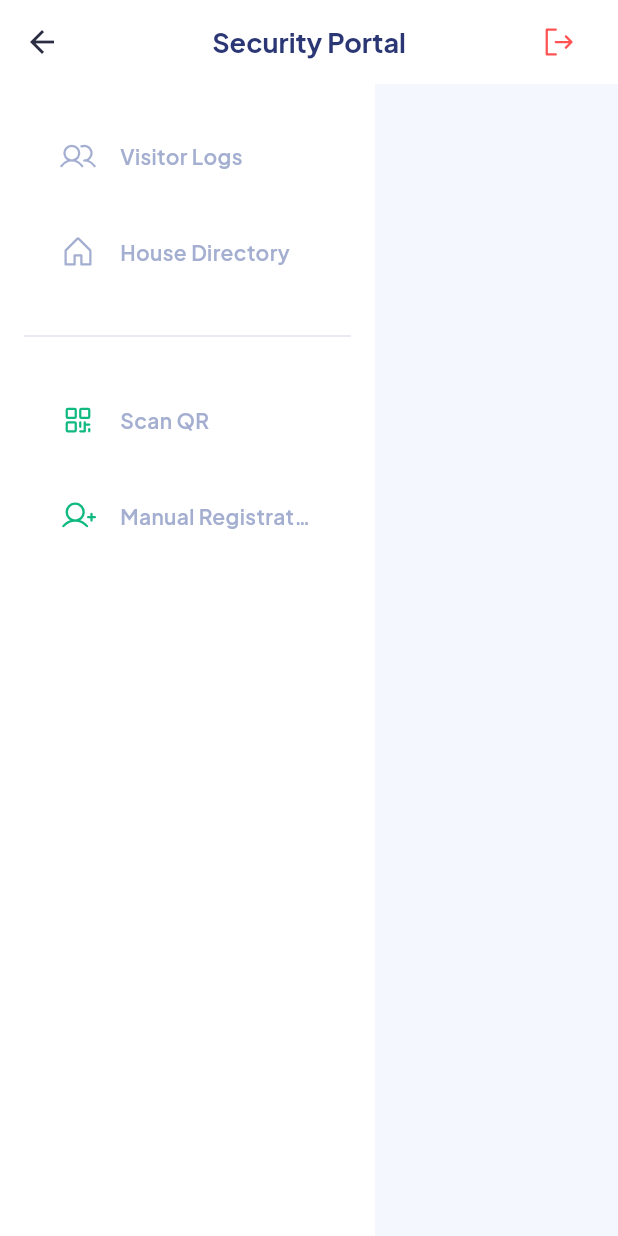
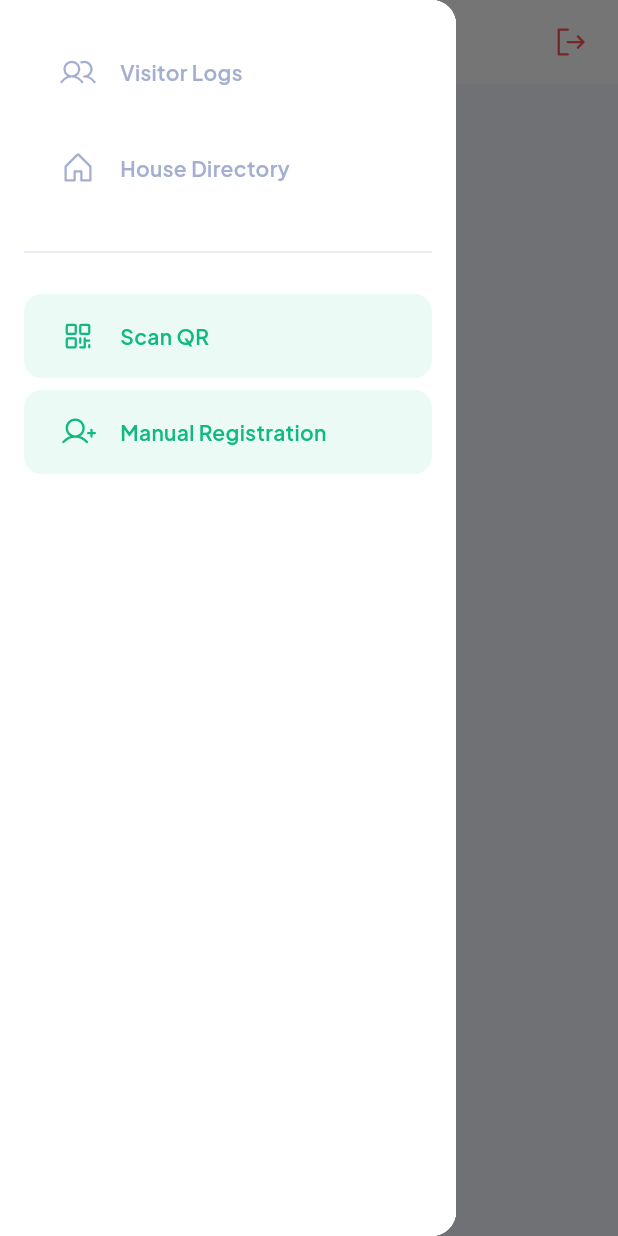
Before and after one commit to kautsarbaiq/HCM-PHH-App, a Flutter app: the GuardLayout screen opened directly with empty values, with the side drawer open (before the commit the screen has no drawer), on a phone screen of 412 x 824 dp. Run offline on Flutter 3.47's test engine with Material 3 defaults, Android fonts, the phone set to English and light mode, and no system bars; our stand-ins replace flutter_animate, flutter_dotenv, flutter_riverpod, flutter_screenutil, go_router, google_fonts and 5 more; missing offline and left inert: mobile_scanner; accounts and stored records are empty.

```diff
--- a/lib/features/guard/presentation/widgets/guard_layout.dart
+++ b/lib/features/guard/presentation/widgets/guard_layout.dart
@@ -1,6 +1,7 @@
 import 'package:flutter/material.dart';
 import 'package:go_router/go_router.dart';
 import 'package:phosphor_flutter/phosphor_flutter.dart';
+import 'package:supabase_flutter/supabase_flutter.dart';
 
 class GuardLayout extends StatelessWidget {
   final Widget child;
@@ -9,13 +10,17 @@ class GuardLayout extends StatelessWidget {
 
   @override
   Widget build(BuildContext context) {
-    final String location = GoRouterState.of(context).uri.path;
+    // Wide (tablet/desktop) → fixed sidebar. Narrow (phone) → hamburger drawer,
+    // so the content isn't crushed by a 250px sidebar.
+    final isWide = MediaQuery.of(context).size.width >= 600;
 
     return Scaffold(
       backgroundColor: const Color(0xFFF4F7FE),
+      drawer: isWide ? null : Drawer(backgroundColor: Colors.white, child: _sidebar(context, isWide: false)),
       appBar: AppBar(
         backgroundColor: Colors.white,
         elevation: 0,
+        iconTheme: const IconThemeData(color: Color(0xFF2B3674)),
         title: const Text(
           'Security Portal',
           style: TextStyle(color: Color(0xFF2B3674), fontWeight: FontWeight.bold, fontSize: 18),
@@ -23,18 +28,32 @@ class GuardLayout extends StatelessWidget {
         actions: [
           IconButton(
             icon: const Icon(PhosphorIconsRegular.signOut, color: Colors.redAccent),
-            onPressed: () => context.go('/guard'),
+            onPressed: () async => Supabase.instance.client.auth.signOut(),
             tooltip: 'Logout',
           ),
-          const SizedBox(width: 16),
+          const SizedBox(width: 8),
         ],
       ),
       body: Row(
         children: [
-          // Sidebar
-          Container(
-            width: 250,
+          if (isWide) SizedBox(width: 250, child: _sidebar(context, isWide: true)),
+          Expanded(child: child),
+        ],
+      ),
+    );
+  }
+
+  Widget _sidebar(BuildContext context, {required bool isWide}) {
+    final String location = GoRouterState.of(context).uri.path;
+
+    void go(String path) {
+      context.go(path);
+      if (!isWide) Navigator.pop(context); // close the drawer on phones
+    }
+
+    return Container(
       color: Colors.white,
+      child: SafeArea(
         child: Column(
           children: [
             const SizedBox(height: 16),
@@ -42,13 +61,13 @@ class GuardLayout extends StatelessWidget {
               icon: PhosphorIconsRegular.users,
               label: 'Visitor Logs',
               isSelected: location == '/guard/visitors',
-                  onTap: () => context.go('/guard/visitors'),
+              onTap: () => go('/guard/visitors'),
             ),
             _SidebarItem(
               icon: PhosphorIconsRegular.house,
               label: 'House Directory',
               isSelected: location == '/guard/houses',
-                  onTap: () => context.go('/guard/houses'),
+              onTap: () => go('/guard/houses'),
             ),
             const Padding(
               padding: EdgeInsets.all(16.0),
@@ -58,24 +77,18 @@ class GuardLayout extends StatelessWidget {
               icon: PhosphorIconsRegular.qrCode,
               label: 'Scan QR',
               isSelected: location == '/guard/scan',
-                  onTap: () => context.go('/guard/scan'),
+              onTap: () => go('/guard/scan'),
               isPrimary: true,
             ),
             _SidebarItem(
               icon: PhosphorIconsRegular.userPlus,
               label: 'Manual Registration',
               isSelected: location == '/guard/register',
-                  onTap: () => context.go('/guard/register'),
+              onTap: () => go('/guard/register'),
               isPrimary: true,
             ),
           ],
         ),
-          ),
-          // Main content
-          Expanded(
-            child: child,
-          ),
-        ],
       ),
     );
   }
@@ -106,7 +119,7 @@ class _SidebarItem extends StatelessWidget {
         decoration: BoxDecoration(
           color: isSelected
               ? (isPrimary ? const Color(0xFF10B981) : const Color(0xFF4318FF))
-              : Colors.transparent,
+              : (isPrimary ? const Color(0xFF10B981).withOpacity(0.08) : Colors.transparent),
           borderRadius: BorderRadius.circular(12),
         ),
         child: Row(
@@ -122,7 +135,9 @@ class _SidebarItem extends StatelessWidget {
               child: Text(
                 label,
                 style: TextStyle(
-                  color: isSelected ? Colors.white : const Color(0xFFA3AED0),
+                  color: isSelected
+                      ? Colors.white
+                      : (isPrimary ? const Color(0xFF10B981) : const Color(0xFFA3AED0)),
                   fontWeight: isSelected ? FontWeight.bold : FontWeight.w600,
                 ),
                 maxLines: 1,
```
Also changed, not shown: lib/features/admin/presentation/widgets/admin_layout.dart (+10 -3 lines). Lines whose indentation alone changed are shown as unchanged.
